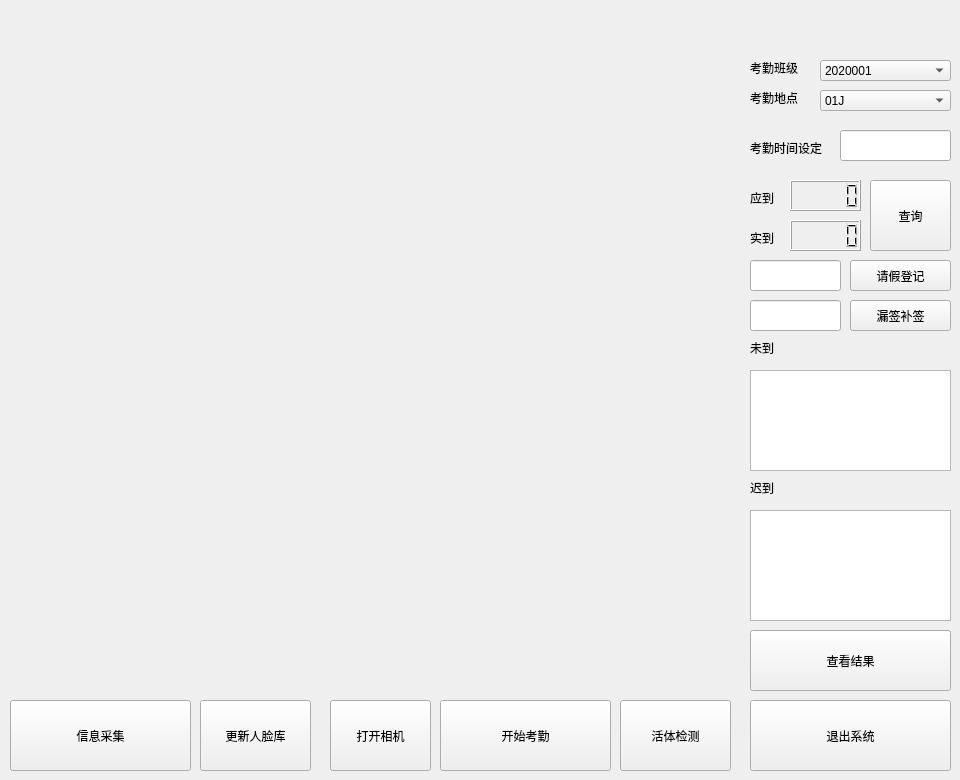
Before: the Qt Designer form ui/MainUI.ui in datamonday/Face-Recognition-Class-Attendance-System, drawn with Qt 5.
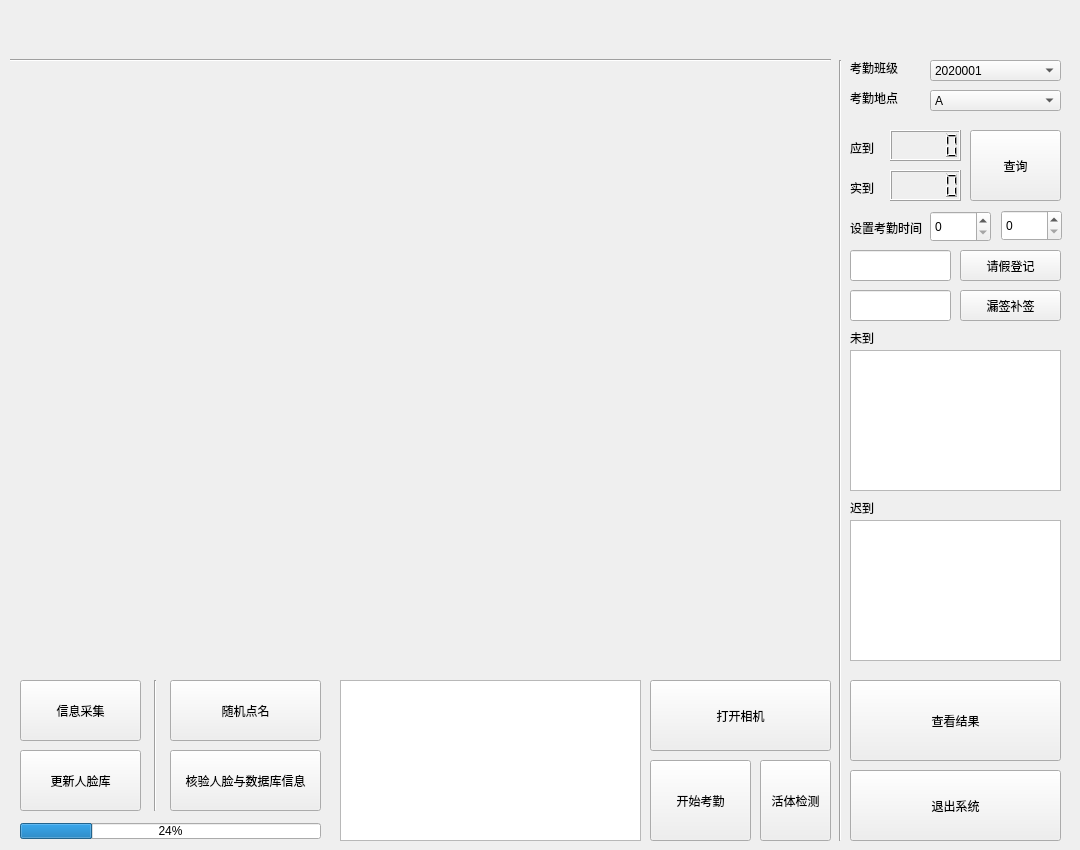
After: the same form once the commit is applied.

Diff of the .ui file:
```diff
--- a/ui/MainUI.ui
+++ b/ui/MainUI.ui
@@ -6,20 +6,20 @@
    <rect>
     <x>0</x>
     <y>0</y>
-    <width>960</width>
-    <height>780</height>
+    <width>1080</width>
+    <height>850</height>
    </rect>
   </property>
   <property name="minimumSize">
    <size>
-    <width>960</width>
-    <height>780</height>
+    <width>1080</width>
+    <height>850</height>
    </size>
   </property>
   <property name="maximumSize">
    <size>
-    <width>960</width>
-    <height>780</height>
+    <width>1080</width>
+    <height>850</height>
    </size>
   </property>
   <property name="windowTitle">
@@ -28,9 +28,9 @@
   <widget class="QLabel" name="label_time">
    <property name="geometry">
     <rect>
-     <x>740</x>
+     <x>840</x>
      <y>10</y>
-     <width>211</width>
+     <width>231</width>
      <height>30</height>
     </rect>
    </property>
@@ -41,8 +41,8 @@
   <widget class="QLCDNumber" name="lcd_1">
    <property name="geometry">
     <rect>
-     <x>790</x>
-     <y>180</y>
+     <x>890</x>
+     <y>130</y>
      <width>71</width>
      <height>31</height>
     </rect>
@@ -51,8 +51,8 @@
   <widget class="QLCDNumber" name="lcd_2">
    <property name="geometry">
     <rect>
-     <x>790</x>
-     <y>220</y>
+     <x>890</x>
+     <y>170</y>
      <width>71</width>
      <height>31</height>
     </rect>
@@ -61,8 +61,8 @@
   <widget class="QLabel" name="label_lcdName1">
    <property name="geometry">
     <rect>
-     <x>750</x>
-     <y>190</y>
+     <x>850</x>
+     <y>140</y>
      <width>31</width>
      <height>16</height>
     </rect>
@@ -74,8 +74,8 @@
   <widget class="QLabel" name="label_lcdName2">
    <property name="geometry">
     <rect>
-     <x>750</x>
-     <y>230</y>
+     <x>850</x>
+     <y>180</y>
      <width>31</width>
      <height>16</height>
     </rect>
@@ -87,8 +87,8 @@
   <widget class="QLabel" name="label_listName1">
    <property name="geometry">
     <rect>
-     <x>750</x>
-     <y>340</y>
+     <x>850</x>
+     <y>330</y>
      <width>31</width>
      <height>16</height>
     </rect>
@@ -100,8 +100,8 @@
   <widget class="QLabel" name="label_listName2">
    <property name="geometry">
     <rect>
-     <x>750</x>
-     <y>480</y>
+     <x>850</x>
+     <y>500</y>
      <width>41</width>
      <height>16</height>
     </rect>
@@ -113,10 +113,10 @@
   <widget class="QPushButton" name="bt_view">
    <property name="geometry">
     <rect>
-     <x>750</x>
-     <y>630</y>
-     <width>201</width>
-     <height>61</height>
+     <x>850</x>
+     <y>680</y>
+     <width>211</width>
+     <height>81</height>
     </rect>
    </property>
    <property name="text">
@@ -126,8 +126,8 @@
   <widget class="QPushButton" name="bt_leave">
    <property name="geometry">
     <rect>
-     <x>850</x>
-     <y>260</y>
+     <x>960</x>
+     <y>250</y>
      <width>101</width>
      <height>31</height>
     </rect>
@@ -139,9 +139,9 @@
   <widget class="QPushButton" name="bt_exit">
    <property name="geometry">
     <rect>
-     <x>750</x>
-     <y>700</y>
-     <width>201</width>
+     <x>850</x>
+     <y>770</y>
+     <width>211</width>
      <height>71</height>
     </rect>
    </property>
@@ -152,7 +152,7 @@
   <widget class="QLabel" name="label_class">
    <property name="geometry">
     <rect>
-     <x>750</x>
+     <x>850</x>
      <y>60</y>
      <width>51</width>
      <height>16</height>
@@ -165,7 +165,7 @@
   <widget class="QLabel" name="label_location">
    <property name="geometry">
     <rect>
-     <x>750</x>
+     <x>850</x>
      <y>90</y>
      <width>61</width>
      <height>16</height>
@@ -178,7 +178,7 @@
   <widget class="QComboBox" name="comboBox">
    <property name="geometry">
     <rect>
-     <x>820</x>
+     <x>930</x>
      <y>60</y>
      <width>131</width>
      <height>21</height>
@@ -198,7 +198,7 @@
   <widget class="QComboBox" name="comboBox_2">
    <property name="geometry">
     <rect>
-     <x>820</x>
+     <x>930</x>
      <y>90</y>
      <width>131</width>
      <height>21</height>
@@ -206,7 +206,7 @@
    </property>
    <item>
     <property name="text">
-     <string>01J</string>
+     <string>A</string>
     </property>
    </item>
    <item>
@@ -228,9 +228,9 @@
   <widget class="QPushButton" name="bt_check">
    <property name="geometry">
     <rect>
-     <x>870</x>
-     <y>180</y>
-     <width>81</width>
+     <x>970</x>
+     <y>130</y>
+     <width>91</width>
      <height>71</height>
     </rect>
    </property>
@@ -241,10 +241,10 @@
   <widget class="QPushButton" name="bt_gathering">
    <property name="geometry">
     <rect>
-     <x>10</x>
-     <y>700</y>
-     <width>181</width>
-     <height>71</height>
+     <x>20</x>
+     <y>680</y>
+     <width>121</width>
+     <height>61</height>
     </rect>
    </property>
    <property name="text">
@@ -254,10 +254,10 @@
   <widget class="QPushButton" name="bt_startCheck">
    <property name="geometry">
     <rect>
-     <x>440</x>
-     <y>700</y>
-     <width>171</width>
-     <height>71</height>
+     <x>650</x>
+     <y>760</y>
+     <width>101</width>
+     <height>81</height>
     </rect>
    </property>
    <property name="text">
@@ -267,10 +267,10 @@
   <widget class="QPushButton" name="bt_blinks">
    <property name="geometry">
     <rect>
-     <x>620</x>
-     <y>700</y>
-     <width>111</width>
-     <height>71</height>
+     <x>760</x>
+     <y>760</y>
+     <width>71</width>
+     <height>81</height>
     </rect>
    </property>
    <property name="text">
@@ -280,8 +280,8 @@
   <widget class="QLabel" name="label_title">
    <property name="geometry">
     <rect>
-     <x>160</x>
-     <y>20</y>
+     <x>220</x>
+     <y>10</y>
      <width>400</width>
      <height>40</height>
     </rect>
@@ -293,9 +293,9 @@
   <widget class="QPushButton" name="bt_openCamera">
    <property name="geometry">
     <rect>
-     <x>330</x>
-     <y>700</y>
-     <width>101</width>
+     <x>650</x>
+     <y>680</y>
+     <width>181</width>
      <height>71</height>
     </rect>
    </property>
@@ -307,19 +307,6 @@
    <property name="geometry">
     <rect>
      <x>20</x>
-     <y>80</y>
-     <width>700</width>
-     <height>600</height>
-    </rect>
-   </property>
-   <property name="text">
-    <string/>
-   </property>
-  </widget>
-  <widget class="QLabel" name="label_logo">
-   <property name="geometry">
-    <rect>
-     <x>20</x>
      <y>70</y>
      <width>700</width>
      <height>600</height>
@@ -329,13 +316,38 @@
     <string/>
    </property>
   </widget>
+  <widget class="QLabel" name="label_logo">
+   <property name="geometry">
+    <rect>
+     <x>20</x>
+     <y>60</y>
+     <width>800</width>
+     <height>600</height>
+    </rect>
+   </property>
+   <property name="minimumSize">
+    <size>
+     <width>800</width>
+     <height>600</height>
+    </size>
+   </property>
+   <property name="maximumSize">
+    <size>
+     <width>800</width>
+     <height>600</height>
+    </size>
+   </property>
+   <property name="text">
+    <string/>
+   </property>
+  </widget>
   <widget class="QPushButton" name="bt_generator">
    <property name="geometry">
     <rect>
-     <x>200</x>
-     <y>700</y>
-     <width>111</width>
-     <height>71</height>
+     <x>20</x>
+     <y>750</y>
+     <width>121</width>
+     <height>61</height>
     </rect>
    </property>
    <property name="text">
@@ -345,29 +357,29 @@
   <widget class="QTableView" name="tableView_escape">
    <property name="geometry">
     <rect>
-     <x>750</x>
-     <y>510</y>
-     <width>201</width>
-     <height>111</height>
+     <x>850</x>
+     <y>520</y>
+     <width>211</width>
+     <height>141</height>
     </rect>
    </property>
   </widget>
   <widget class="QTableView" name="tableView_late">
    <property name="geometry">
     <rect>
-     <x>750</x>
-     <y>370</y>
-     <width>201</width>
-     <height>101</height>
+     <x>850</x>
+     <y>350</y>
+     <width>211</width>
+     <height>141</height>
     </rect>
    </property>
   </widget>
   <widget class="QLineEdit" name="lineEdit">
    <property name="geometry">
     <rect>
-     <x>750</x>
-     <y>260</y>
-     <width>91</width>
+     <x>850</x>
+     <y>250</y>
+     <width>101</width>
      <height>31</height>
     </rect>
    </property>
@@ -375,9 +387,9 @@
   <widget class="QLineEdit" name="lineEdit_2">
    <property name="geometry">
     <rect>
-     <x>750</x>
-     <y>300</y>
-     <width>91</width>
+     <x>850</x>
+     <y>290</y>
+     <width>101</width>
      <height>31</height>
     </rect>
    </property>
@@ -385,8 +397,8 @@
   <widget class="QPushButton" name="bt_Supplement">
    <property name="geometry">
     <rect>
-     <x>850</x>
-     <y>300</y>
+     <x>960</x>
+     <y>290</y>
      <width>101</width>
      <height>31</height>
     </rect>
@@ -395,27 +407,125 @@
     <string>漏签补签</string>
    </property>
   </widget>
-  <widget class="QLineEdit" name="lineEdit_attd_time">
+  <widget class="Line" name="line_1">
    <property name="geometry">
     <rect>
-     <x>840</x>
-     <y>130</y>
-     <width>111</width>
-     <height>31</height>
+     <x>140</x>
+     <y>680</y>
+     <width>31</width>
+     <height>131</height>
     </rect>
    </property>
+   <property name="orientation">
+    <enum>Qt::Vertical</enum>
+   </property>
   </widget>
-  <widget class="QLabel" name="label_attd_time">
+  <widget class="QTextBrowser" name="textBrowser_log">
    <property name="geometry">
     <rect>
-     <x>750</x>
-     <y>140</y>
+     <x>340</x>
+     <y>680</y>
+     <width>301</width>
+     <height>161</height>
+    </rect>
+   </property>
+  </widget>
+  <widget class="QProgressBar" name="progressBar">
+   <property name="geometry">
+    <rect>
+     <x>20</x>
+     <y>823</y>
+     <width>301</width>
+     <height>16</height>
+    </rect>
+   </property>
+   <property name="value">
+    <number>24</number>
+   </property>
+  </widget>
+  <widget class="QPushButton" name="bt_check_random">
+   <property name="geometry">
+    <rect>
+     <x>170</x>
+     <y>680</y>
+     <width>151</width>
+     <height>61</height>
+    </rect>
+   </property>
+   <property name="text">
+    <string>随机点名</string>
+   </property>
+  </widget>
+  <widget class="Line" name="line_2">
+   <property name="geometry">
+    <rect>
+     <x>830</x>
+     <y>60</y>
+     <width>20</width>
+     <height>781</height>
+    </rect>
+   </property>
+   <property name="orientation">
+    <enum>Qt::Vertical</enum>
+   </property>
+  </widget>
+  <widget class="Line" name="line_4">
+   <property name="geometry">
+    <rect>
+     <x>10</x>
+     <y>50</y>
+     <width>821</width>
+     <height>21</height>
+    </rect>
+   </property>
+   <property name="orientation">
+    <enum>Qt::Horizontal</enum>
+   </property>
+  </widget>
+  <widget class="QPushButton" name="bt_check_variation">
+   <property name="geometry">
+    <rect>
+     <x>170</x>
+     <y>750</y>
+     <width>151</width>
+     <height>61</height>
+    </rect>
+   </property>
+   <property name="text">
+    <string>核验人脸与数据库信息</string>
+   </property>
+  </widget>
+  <widget class="QLabel" name="label_location_2">
+   <property name="geometry">
+    <rect>
+     <x>850</x>
+     <y>220</y>
      <width>81</width>
      <height>16</height>
     </rect>
    </property>
    <property name="text">
-    <string>考勤时间设定</string>
+    <string>设置考勤时间</string>
+   </property>
+  </widget>
+  <widget class="QSpinBox" name="spinBox_time_hour">
+   <property name="geometry">
+    <rect>
+     <x>930</x>
+     <y>211</y>
+     <width>61</width>
+     <height>31</height>
+    </rect>
+   </property>
+  </widget>
+  <widget class="QSpinBox" name="spinBox_time_minute">
+   <property name="geometry">
+    <rect>
+     <x>1001</x>
+     <y>210</y>
+     <width>61</width>
+     <height>31</height>
+    </rect>
    </property>
   </widget>
  </widget>
```
Left out of the diff: 25 changed lines with no effect on the pictures.
